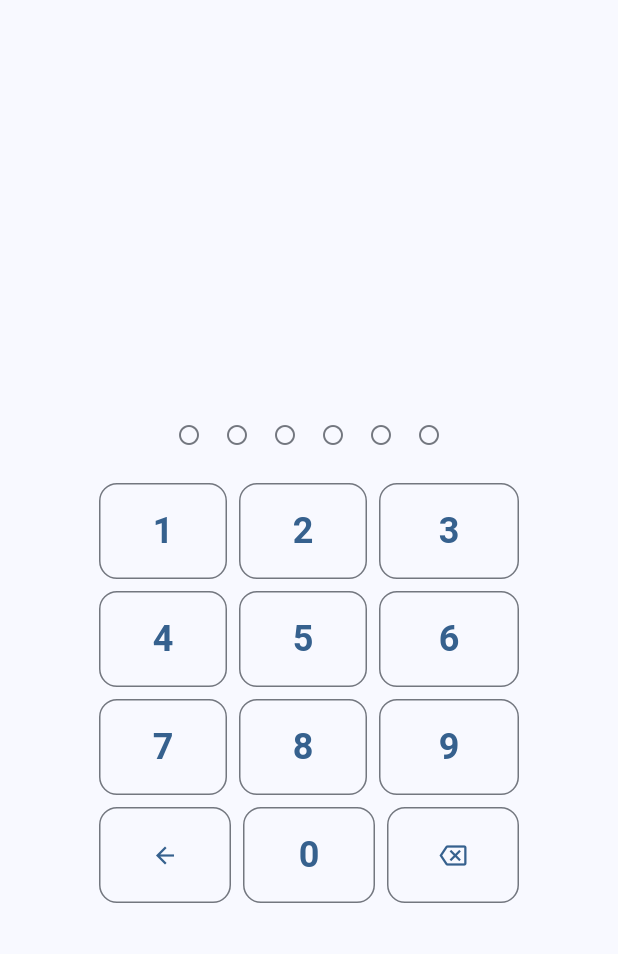
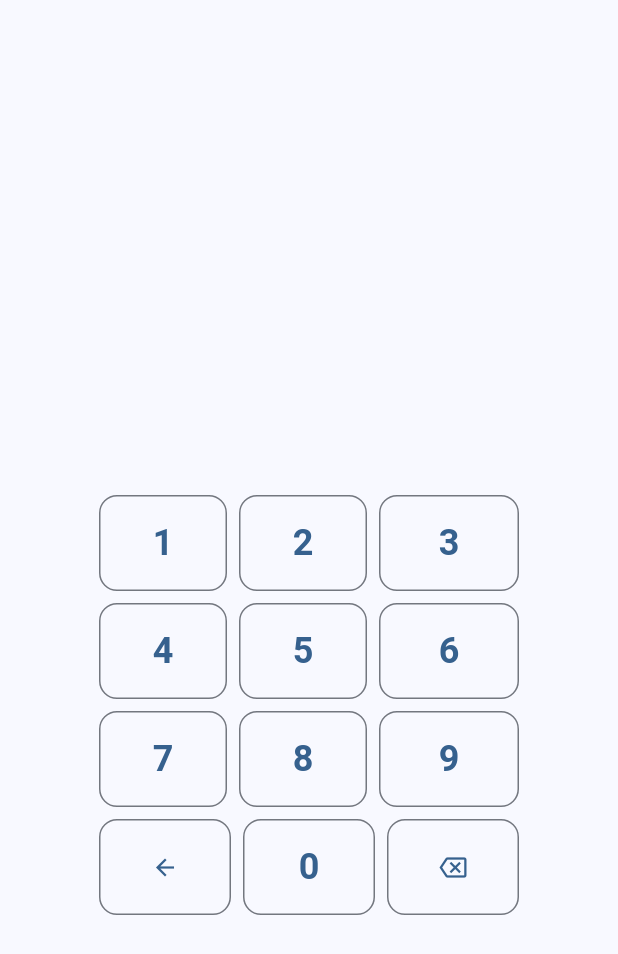
Before and after one commit to Tomakas/deskpos, a Flutter app: the ScreenLogin screen opened by its route, on a phone screen of 412 x 824 dp. Shown: the top 954 px of the screen. Run offline on Flutter 3.47's test engine with Material 3 defaults, Android fonts, the phone set to English and light mode, and no system bars; our stand-ins replace drift, flutter_riverpod, freezed_annotation, go_router; accounts and stored records are empty; generated files the repository leaves out were written again.

Commit message:
feat: touch numpad with dynamic PIN stars on login screen, feat: sections from DB displayed in bills section tab bar, feat: only one default tax rate allowed, auto-clears others, fix: onboarding finish navigation timing, fix: status filter chips now toggle correctly on bills screen, chore: disable macOS sandbox for development, store DB in project dir, chore: add sections and tables to onboarding seed data

```diff
--- a/lib/features/auth/screens/screen_login.dart
+++ b/lib/features/auth/screens/screen_login.dart
@@ -105,14 +105,19 @@ class _ScreenLoginState extends ConsumerState<ScreenLogin> {
 
   void _numpadTap(String digit) {
     if (_pinCtrl.text.length >= 6 || _lockSeconds != null) return;
-    _pinCtrl.text += digit;
+    setState(() {
+      _pinCtrl.text += digit;
+      _error = null;
+    });
     _onPinChanged();
   }
 
   void _numpadBackspace() {
     if (_pinCtrl.text.isEmpty) return;
-    _pinCtrl.text = _pinCtrl.text.substring(0, _pinCtrl.text.length - 1);
-    setState(() => _error = null);
+    setState(() {
+      _pinCtrl.text = _pinCtrl.text.substring(0, _pinCtrl.text.length - 1);
+      _error = null;
+    });
   }
 
   Widget _buildPinEntry(dynamic l) {
@@ -126,19 +131,17 @@ class _ScreenLoginState extends ConsumerState<ScreenLogin> {
           style: Theme.of(context).textTheme.headlineMedium,
         ),
         const SizedBox(height: 24),
-        // PIN dots
-        Row(
-          mainAxisAlignment: MainAxisAlignment.center,
-          children: List.generate(6, (i) => Padding(
-            padding: const EdgeInsets.symmetric(horizontal: 8),
-            child: Icon(
-              i < pinLength ? Icons.circle : Icons.circle_outlined,
-              size: 16,
-              color: i < pinLength
-                  ? Theme.of(context).colorScheme.primary
-                  : Theme.of(context).colorScheme.outline,
+        // PIN stars
+        SizedBox(
+          height: 32,
+          child: Text(
+            '*' * pinLength,
+            style: TextStyle(
+              fontSize: 28,
+              letterSpacing: 12,
+              color: Theme.of(context).colorScheme.primary,
             ),
-          )),
+          ),
         ),
         const SizedBox(height: 8),
         // Error / lockout text
--- a/lib/features/onboarding/screens/screen_onboarding.dart
+++ b/lib/features/onboarding/screens/screen_onboarding.dart
@@ -253,9 +253,10 @@ class _ScreenOnboardingState extends ConsumerState<ScreenOnboarding> {
 
     switch (result) {
       case Success():
-        // Invalidate init provider to re-check state
         ref.invalidate(appInitProvider);
-        context.go('/login');
+        // Wait for provider to re-resolve before navigating
+        await ref.read(appInitProvider.future);
+        if (mounted) context.go('/login');
       case Failure(message: final msg):
         AppLogger.error('Onboarding failed: $msg');
         setState(() => _isSubmitting = false);
--- a/lib/features/settings/widgets/payment_methods_tab.dart
+++ b/lib/features/settings/widgets/payment_methods_tab.dart
@@ -93,7 +93,7 @@ class PaymentMethodsTab extends ConsumerWidget {
     final l = context.l10n;
     final nameCtrl = TextEditingController(text: existing?.name ?? '');
     var type = existing?.type ?? PaymentType.cash;
-    var isActive = existing?.isActive ?? true;
+    var isActive = existing?.isActive ?? false;
 
     final result = await showDialog<bool>(
       context: context,
--- a/lib/features/settings/widgets/tax_rates_tab.dart
+++ b/lib/features/settings/widgets/tax_rates_tab.dart
@@ -155,6 +155,7 @@ class TaxRatesTab extends ConsumerWidget {
     final rateInBps = ((int.tryParse(rateCtrl.text) ?? 0) * 100);
 
     if (existing != null) {
+      if (isDefault) await repo.clearDefault(company.id, exceptId: existing.id);
       await repo.update(existing.copyWith(
         label: labelCtrl.text.trim(),
         type: type,
@@ -162,8 +163,10 @@ class TaxRatesTab extends ConsumerWidget {
         isDefault: isDefault,
       ));
     } else {
+      final id = const Uuid().v7();
+      if (isDefault) await repo.clearDefault(company.id, exceptId: id);
       await repo.create(TaxRateModel(
-        id: const Uuid().v7(),
+        id: id,
         companyId: company.id,
         label: labelCtrl.text.trim(),
         type: type,
```
Also changed, not shown: lib/core/data/repositories/tax_rate_repository.dart (+12 -0 lines), lib/features/bills/screens/screen_bills.dart (+51 -20 lines), 1 other file.
